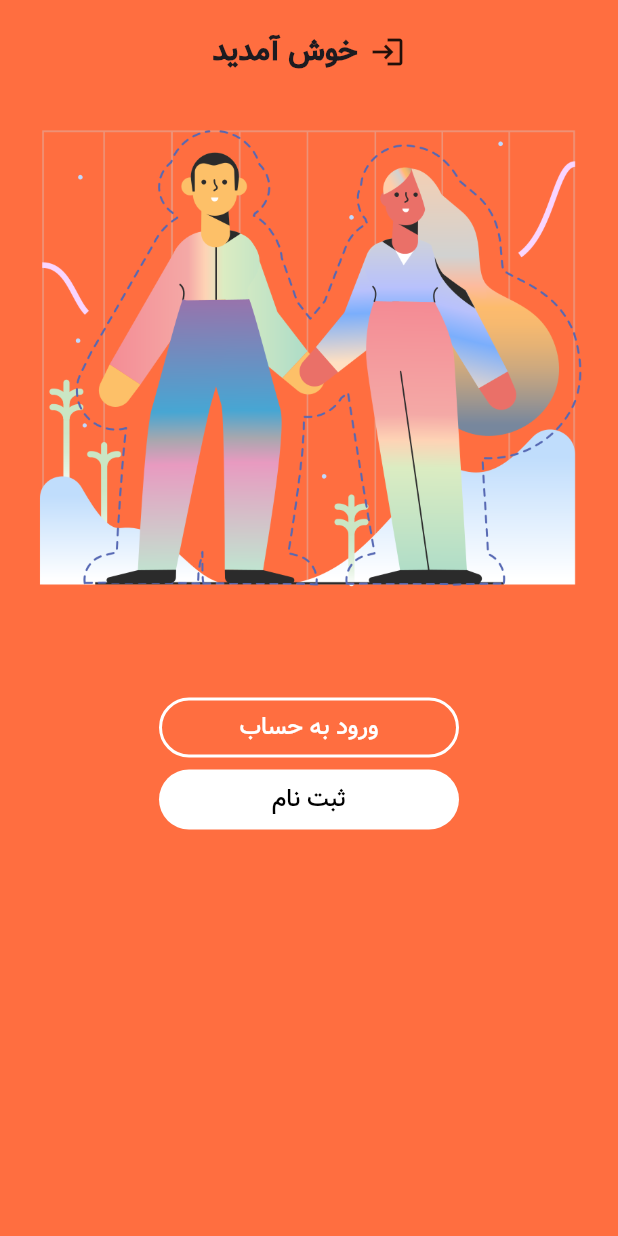
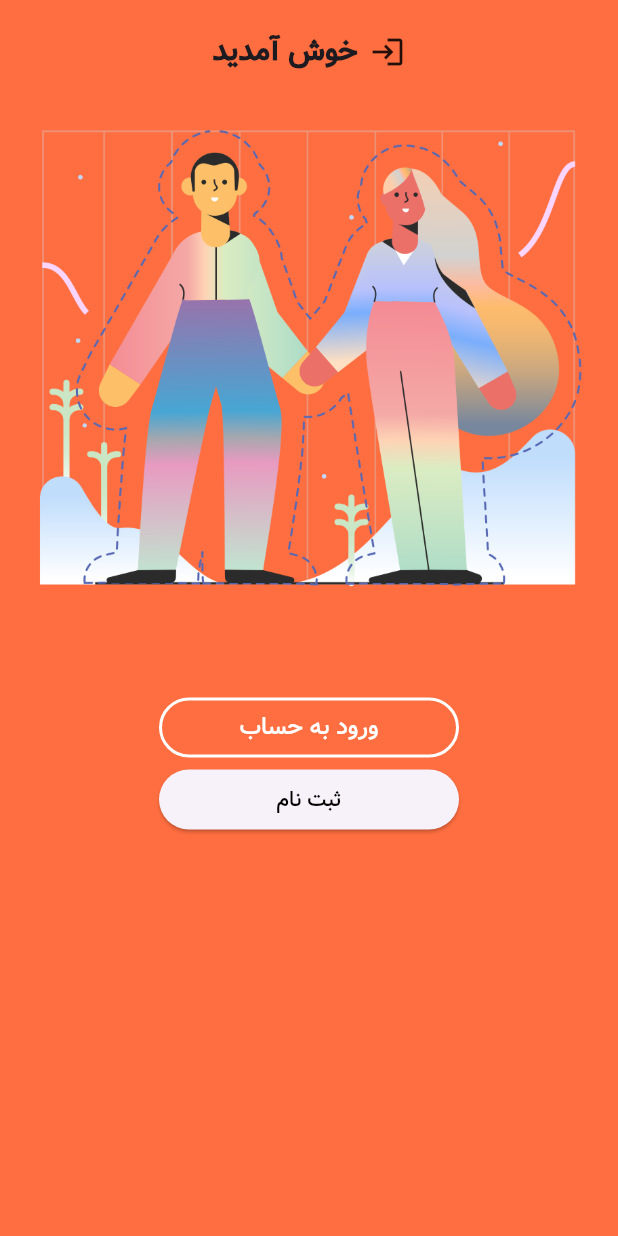
Before and after one commit to ShahramDeveloper/flutter_blog_navigation, a Flutter app: the screen it shows after launch, on a phone screen of 412 x 824 dp. Run offline on Flutter 3.47's test engine with Material 3 defaults, Android fonts, the phone set to English and light mode, and no system bars.

Commit message:
Remove sign up TextButton from HomeScreen and add an ElevatedButton for sign up in HomeScreen

```diff
--- a/lib/main.dart
+++ b/lib/main.dart
@@ -67,15 +67,12 @@ class HomeScreen extends StatelessWidget {
                   ),
                 ),
               ),
-              TextButton(
-                style: TextButton.styleFrom(
-                    foregroundColor: Colors.black,
-                    backgroundColor: Colors.white,
-                    minimumSize: Size(200.0, 40.0)),
+              ElevatedButton(
                 onPressed: () {},
-                child: Text(
-                  'ثبت نام',
-                  style: TextStyle(fontSize: 16.0),
+                child: Text('ثبت نام'),
+                style: ElevatedButton.styleFrom(
+                  foregroundColor: Colors.black,
+                  minimumSize: Size(200.0, 40.0),
                 ),
               ),
             ],
```
